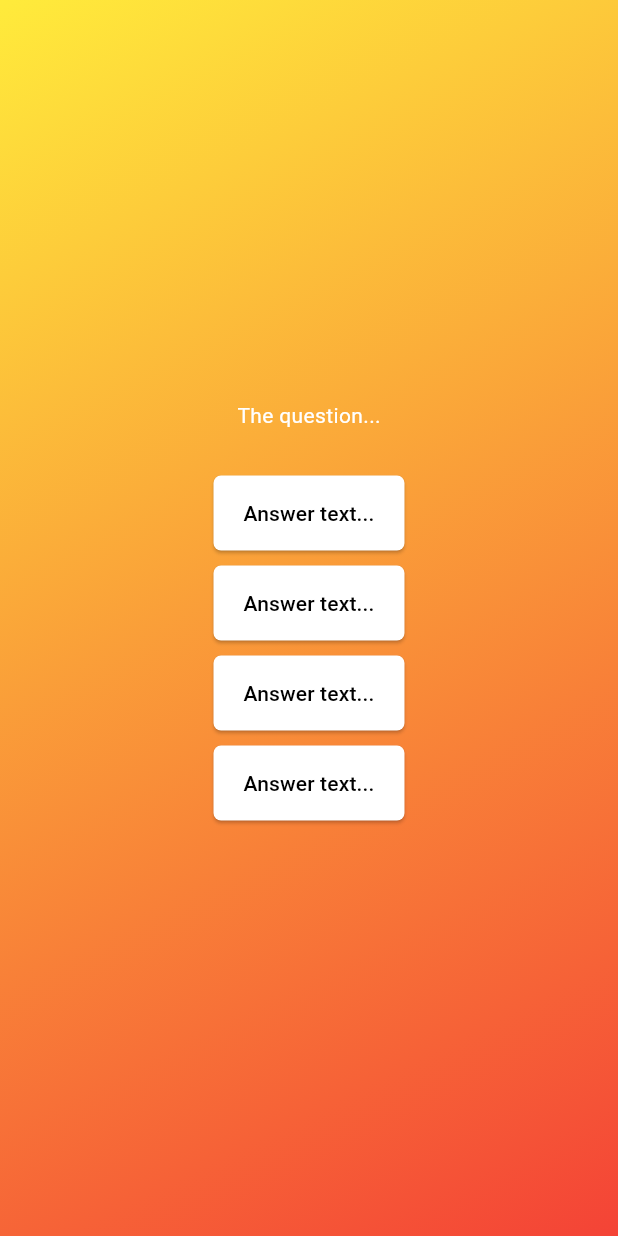
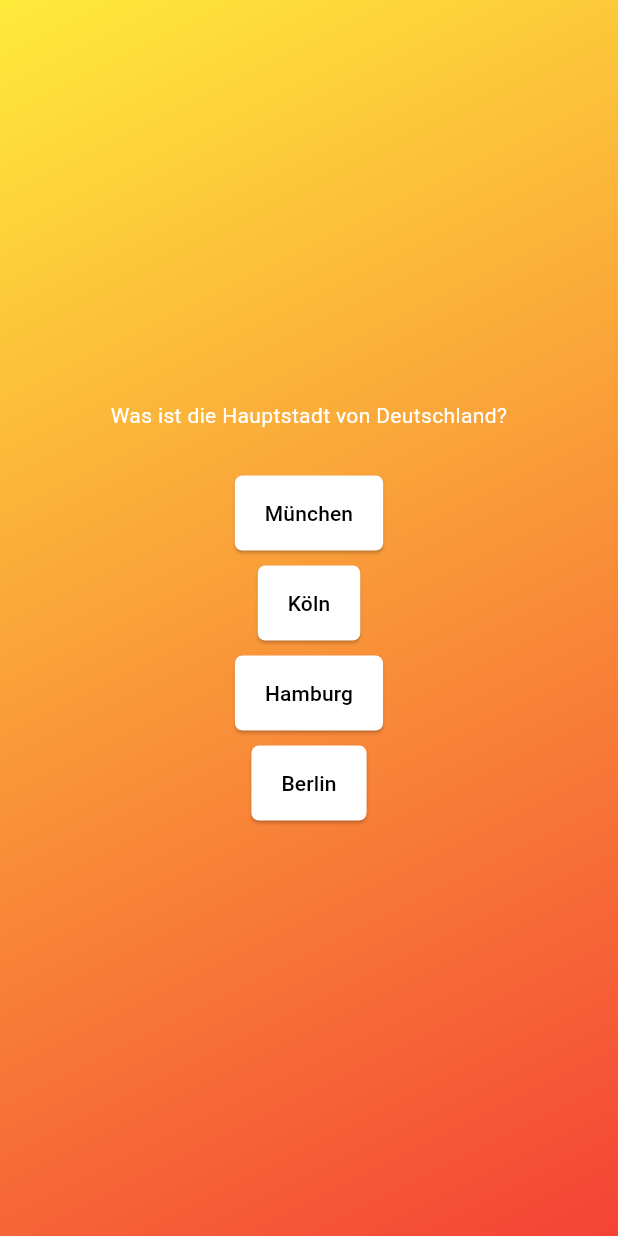
Before and after one commit to korayguenbal/quiz_app, a Flutter app: the screen it shows after launch, after a tap on "Start Quiz", on a phone screen of 412 x 824 dp. Run offline on Flutter 3.47's test engine with Material 3 defaults, Android fonts, the phone set to English and light mode, and no system bars.

```diff
--- a/lib/answer_button.dart
+++ b/lib/answer_button.dart
@@ -16,7 +16,10 @@ class AnswerButton extends StatelessWidget {
       children: [
         ElevatedButton(
           onPressed: onTap,
-          child: Text(answerText),
+          child: Text(
+            answerText,
+            textAlign: TextAlign.center,
+          ),
           style: ElevatedButton.styleFrom(
             padding: EdgeInsets.symmetric(
               vertical: 15,
--- a/lib/models/quiz_question.dart
+++ b/lib/models/quiz_question.dart
@@ -3,4 +3,10 @@ class QuizQuestion {
 
   final String text;
   final List<String> answers;
+
+  List<String> getShuffledAnswers(){
+    final shuffledList = List.of(answers);
+    shuffledList.shuffle();
+    return shuffledList;
+  }
 }
--- a/lib/questions_screen.dart
+++ b/lib/questions_screen.dart
@@ -12,35 +12,42 @@ class QuestionsScreen extends StatefulWidget {
 }
 
 class _QuestionsScreenState extends State<QuestionsScreen> {
+  var currentQuestionIndex = 0;
+
+  void answerQuestion() {
+    setState(() {
+      currentQuestionIndex += 1;
+    });
+  }
+
   @override
   Widget build(BuildContext context) {
+    final currentQuestion = questions[currentQuestionIndex];
+
     return SizedBox(
       width: double.infinity,
+      child: Container(
+        margin: EdgeInsets.all(20),
         child: Column(
           mainAxisAlignment: MainAxisAlignment.center,
+          crossAxisAlignment: CrossAxisAlignment.stretch,
           children: [
             Text(
-            "The question...",
+              currentQuestion.text,
               style: TextStyle(color: Colors.white),
+              textAlign: TextAlign.center,
             ),
             SizedBox(height: 30),
-          AnswerButton(
-            answerText: "Answer text...",
-            onTap: () {},
+            ...currentQuestion.getShuffledAnswers().map((
+              answer,
+            ) {
+              return AnswerButton(
+                answerText: answer,
+                onTap: answerQuestion,
+              );
+            }),
+          ],
         ),
-          AnswerButton(
-            answerText: "Answer text...",
-            onTap: () {},
-          ),
-          AnswerButton(
-            answerText: "Answer text...",
-            onTap: () {},
-          ),
-          AnswerButton(
-            answerText: "Answer text...",
-            onTap: () {},
-          ),
-        ],
       ),
     );
   }
--- a/pubspec.yaml
+++ b/pubspec.yaml
@@ -34,6 +34,7 @@ dependencies:
   # The following adds the Cupertino Icons font to your application.
   # Use with the CupertinoIcons class for iOS style icons.
   cupertino_icons: ^1.0.8
+  google_fonts: ^6.3.2
 
 dev_dependencies:
   flutter_test:
```
Also changed, not shown: pubspec.lock, 1 other file. Lines whose indentation alone changed are shown as unchanged.
